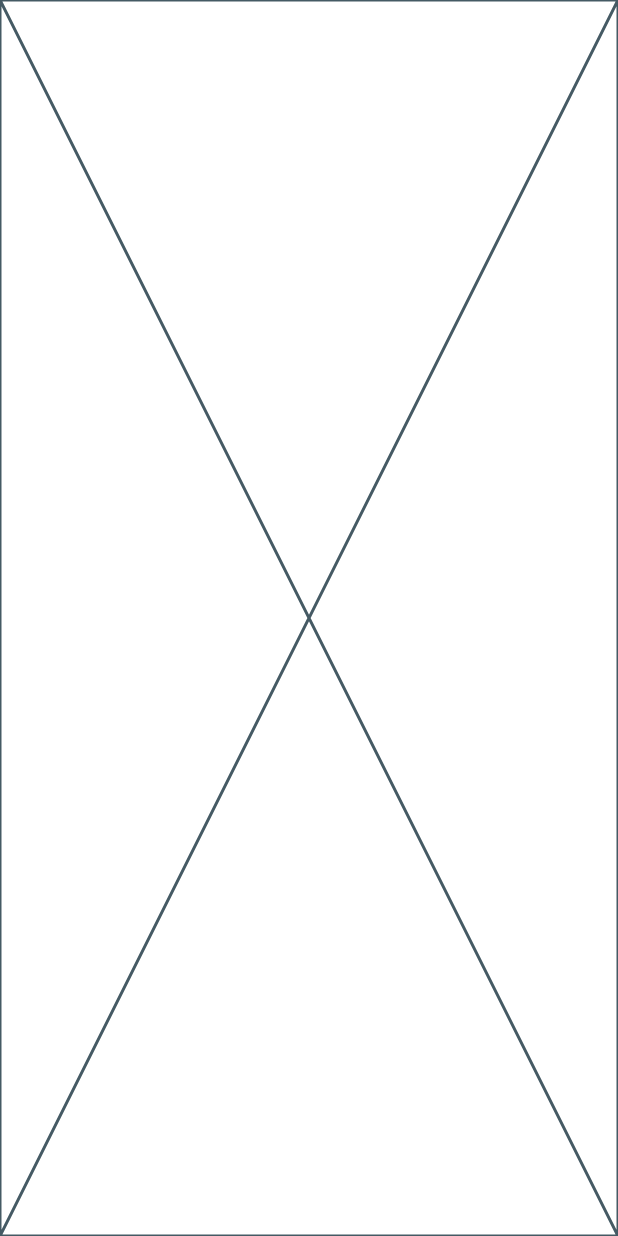
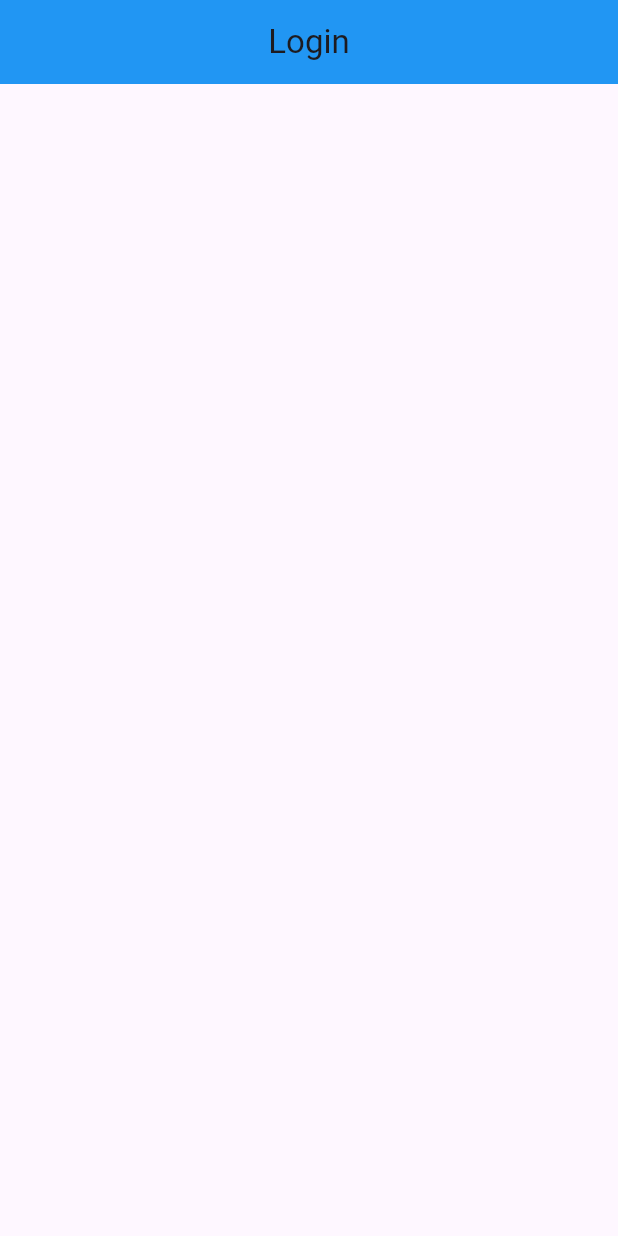
Before and after one commit to burhankaryagdi/recipe, a Flutter app: the screen it shows after launch, on a phone screen of 412 x 824 dp. Run offline on Flutter 3.47's test engine with Material 3 defaults, Android fonts, the phone set to English and light mode, and no system bars.

```diff
--- a/lib/main.dart
+++ b/lib/main.dart
@@ -1,4 +1,6 @@
 import 'package:flutter/material.dart';
+
+import '../view/login_view.dart';
 
 void main() {
   runApp(const MyApp());
@@ -9,6 +11,6 @@ class MyApp extends StatelessWidget {
 
   @override
   Widget build(BuildContext context) {
-    return const Placeholder();
+    return MaterialApp(home: LoginView(), debugShowCheckedModeBanner: false);
   }
 }
--- /dev/null
+++ b/lib/view/login_view.dart
@@ -0,0 +1,18 @@
+import 'package:flutter/material.dart';
+
+class LoginView extends StatelessWidget {
+  const LoginView({super.key});
+
+  @override
+  Widget build(BuildContext context) {
+    return Scaffold(appBar: _buildAppBar(), body: Center());
+  }
+
+  AppBar _buildAppBar() {
+    return AppBar(
+      title: const Text('Login'),
+      centerTitle: true,
+      backgroundColor: Colors.blue,
+    );
+  }
+}
```
Also changed, not shown: lib/model/login_model.dart (added), lib/view_model/login_view_model.dart (added).
